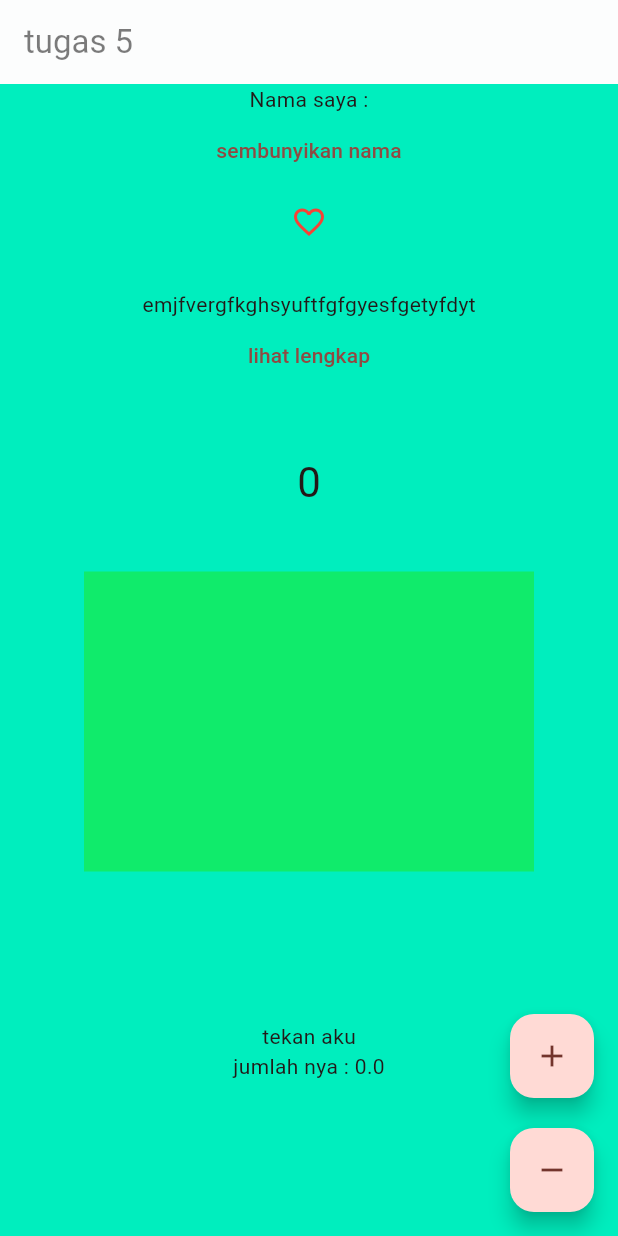
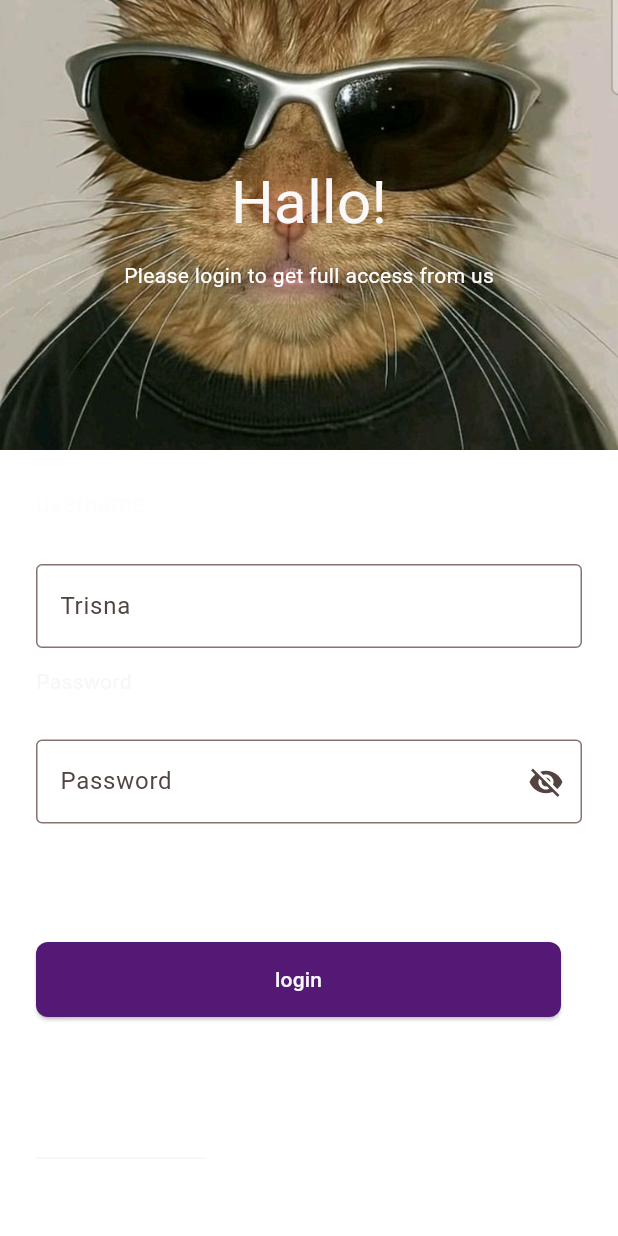
Before and after one commit to tirsna/ppkd_batch_4, a Flutter app: the screen it shows after launch, on a phone screen of 412 x 824 dp. Run offline on Flutter 3.47's test engine with Material 3 defaults, Android fonts, the phone set to English and light mode, and no system bars.

Commit message:
sclingfigma.ddart

```diff
--- a/lib/main.dart
+++ b/lib/main.dart
@@ -1,7 +1,10 @@
 import 'package:flutter/material.dart';
-import 'package:ppkd_batch_4/tes.dart';
+import 'package:ppkd_batch_4/sclingfigma.dart';
+import 'package:ppkd_batch_4/tugas3.dart';
+// import 'package:ppkd_batch_4/tester.dart';
+// import 'package:ppkd_batch_4/tugas4.dart';
 //import 'package:ppkd_batch_4/tugas2.dart';
-import 'package:ppkd_batch_4/tugas5.dart';
+// import 'package:ppkd_batch_4/tugas5.dart';
 //import 'package:ppkd_batch_4/tugas5.dart';
 
 void main() {
@@ -34,7 +37,7 @@ class MyApp extends StatelessWidget {
         // tested with just a hot reload.
         colorScheme: ColorScheme.fromSeed(seedColor: Colors.red),
       ),
-      home: Tugas5(),
+      home: Sclingfigma(),
     );
   }
 }
--- /dev/null
+++ b/lib/sclingfigma.dart
@@ -0,0 +1,190 @@
+import 'package:flutter/material.dart';
+
+class Sclingfigma extends StatefulWidget {
+  const Sclingfigma({super.key});
+
+  @override
+  State<Sclingfigma> createState() => _MyWidgetState();
+}
+
+class _MyWidgetState extends State<Sclingfigma> {
+  @override
+  Widget build(BuildContext context) {
+    return Scaffold(
+      backgroundColor: Color.fromARGB(0, 0, 0, 0),
+      body: SingleChildScrollView(
+        child: Column(
+          children: [
+            Container(
+              height: 300,
+              // color: Color.fromARGB(255, 90, 90, 92),
+              width: double.infinity,
+              decoration: BoxDecoration(
+                image: const DecorationImage(
+                  image: AssetImage('assets/images/kucingcool.jpg'),
+                  fit: BoxFit.cover,
+                ),
+              ),
+              child: Column(
+                mainAxisAlignment: MainAxisAlignment.center,
+                children: [
+                  Text(
+                    'Hallo!',
+                    style: TextStyle(
+                      color: Color.fromARGB(255, 250, 248, 248),
+                      fontSize: 40,
+                    ),
+                  ),
+                  SizedBox(height: 10),
+                  Text(
+                    'Please login to get full access from us',
+                    style: TextStyle(color: Color.fromARGB(255, 255, 255, 255)),
+                  ),
+                ],
+              ),
+            ),
+            Padding(
+              padding: const EdgeInsets.all(24.0),
+              child: Column(
+                spacing: 12,
+                crossAxisAlignment: CrossAxisAlignment.start,
+                children: [
+                  Text(
+                    'username',
+                    style: TextStyle(
+                      color: Color.fromARGB(255, 253, 253, 253),
+                      fontSize: 16,
+                    ),
+                  ),
+                  SizedBox(height: 5),
+
+                  TextField(
+                    decoration: InputDecoration(
+                      border: OutlineInputBorder(),
+                      hintText: 'Trisna',
+                    ),
+                  ),
+                  Text(
+                    'Password',
+                    style: TextStyle(color: Color.fromARGB(255, 247, 247, 247)),
+                  ),
+                  SizedBox(height: 5),
+
+                  TextField(
+                    decoration: InputDecoration(
+                      border: OutlineInputBorder(),
+                      hintText: 'Password',
+                      suffixIcon: Icon(Icons.visibility_off),
+                    ),
+                  ),
+                  SizedBox(width: double.infinity, height: 23),
+                  SizedBox(height: 20),
+                  SizedBox(
+                    height: 50,
+                    child: ElevatedButton(
+                      onPressed: () {},
+                      child: Text(
+                        "login",
+                        style: TextStyle(
+                          color: Color.fromARGB(255, 247, 247, 247),
+                        ),
+                      ),
+                      style: ElevatedButton.styleFrom(
+                        minimumSize: Size(350, 350),
+                        shape: RoundedRectangleBorder(
+                          borderRadius: BorderRadiusGeometry.circular(8),
+                        ),
+                        backgroundColor: const Color.fromARGB(255, 83, 25, 117),
+                      ),
+                    ),
+                  ),
+                  SizedBox(height: 60),
+                  Row(
+                    children: [
+                      // SizedBox(width: 23),
+                      Expanded(
+                        child: Divider(
+                          color: Color.fromARGB(255, 247, 245, 245),
+                        ),
+                      ),
+                      SizedBox(width: 16),
+                      Text(
+                        'Or continue with',
+                        style: TextStyle(
+                          color: Color.fromARGB(255, 255, 255, 255),
+                        ),
+                      ),
+                      SizedBox(width: 15),
+                      Expanded(
+                        child: Divider(
+                          color: Color.fromARGB(255, 255, 255, 255),
+                        ),
+                      ),
+                    ],
+                  ),
+                  SizedBox(height: 50),
+
+                  Row(
+                    spacing: 24,
+                    mainAxisAlignment: MainAxisAlignment.center,
+                    children: [
+                      Expanded(
+                        child: Container(
+                          // margin: const EdgeInsets.only(top: 88, right: 48),
+                          padding: const EdgeInsets.all(8),
+                          width: 88,
+                          height: 49,
+                          decoration: BoxDecoration(
+                            border: Border.all(
+                              color: Color.fromARGB(255, 106, 106, 116),
+                            ),
+                            borderRadius: BorderRadius.circular(4),
+                          ),
+                          child: Image.asset(
+                            'assets/images/flat-color-icons_google.png',
+                            height: 40,
+                            width: 40,
+                          ),
+                        ),
+                      ),
+                      Expanded(
+                        child: Container(
+                          // margin: const EdgeInsets.only(top: 88, right: 48),
+                          padding: const EdgeInsets.all(8),
+                          width: 88,
+                          height: 49,
+                          decoration: BoxDecoration(
+                            border: Border.all(
+                              color: Color.fromARGB(255, 106, 106, 116),
+                            ),
+                            borderRadius: BorderRadius.circular(4),
+                          ),
+                          child: Image.asset('assets/images/cib_apple.png'),
+                        ),
+                      ),
+                      Expanded(
+                        child: Container(
+                          // margin: const EdgeInsets.only(top: 88, right: 48),
+                          padding: const EdgeInsets.all(8),
+                          width: 88,
+                          height: 49,
+                          decoration: BoxDecoration(
+                            border: Border.all(
+                              color: Color.fromARGB(255, 106, 106, 116),
+                            ),
+                            borderRadius: BorderRadius.circular(4),
+                          ),
+                          child: Image.asset('assets/images/Frame 1.png'),
+                        ),
+                      ),
+                    ],
+                  ),
+                ],
+              ),
+            ),
+          ],
+        ),
+      ),
+    );
+  }
+}
--- a/lib/tugas3.dart
+++ b/lib/tugas3.dart
@@ -58,8 +58,8 @@ class Tugas3 extends StatelessWidget {
                   shrinkWrap: true,
                   physics: NeverScrollableScrollPhysics(),
                   crossAxisCount: 3,
-                  mainAxisSpacing: 5,
-                  crossAxisSpacing: 5,
+                  mainAxisSpacing: 6,
+                  crossAxisSpacing: 9,
                   children: <Widget>[
                     Container(
                       padding: const EdgeInsets.all(10),
```
Also changed, not shown: lib/tes.dart (deleted, +0 -172 lines), assets/images/Frame 1.png (added), assets/images/cib_apple.png (added), assets/images/download (3).jpg (added), assets/images/flat-color-icons_google.png (added), assets/images/kucingcool.jpg (renamed from assets/images/kucing cool.jpg).
